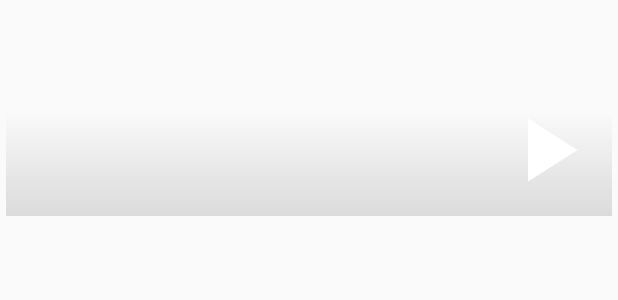
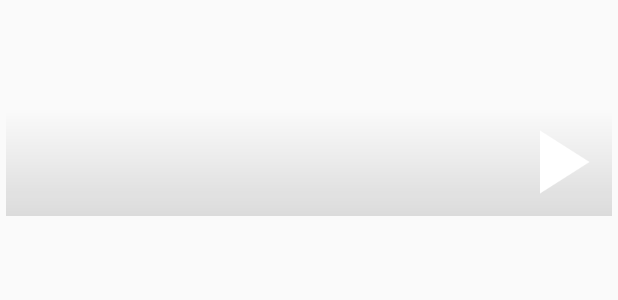
Before and after one commit to marshallino16/WhichMovie-Android, an Android app: the layout row_video_movie.xml on its own in the app's theme, with its tools: preview values and no code run, on a phone screen of 412 x 824 dp. Shown: the top 300 px of the screen. Run offline under Robolectric (Android 15) with nearby library versions, the light colour scheme and no system bars.

Commit message:
update play icon location

```diff
--- a/app/src/main/res/layout/row_video_movie.xml
+++ b/app/src/main/res/layout/row_video_movie.xml
@@ -42,9 +42,8 @@
             android:layout_height="wrap_content"
             android:layout_alignParentBottom="true"
             android:layout_alignParentRight="true"
-            android:background="@android:color/transparent"
             android:padding="8dp"
-            android:src="@drawable/ic_play_arrow_white_48dp"/>
+            android:background="@drawable/ic_play_arrow_white_48dp"/>
 
     </RelativeLayout>
 
```
